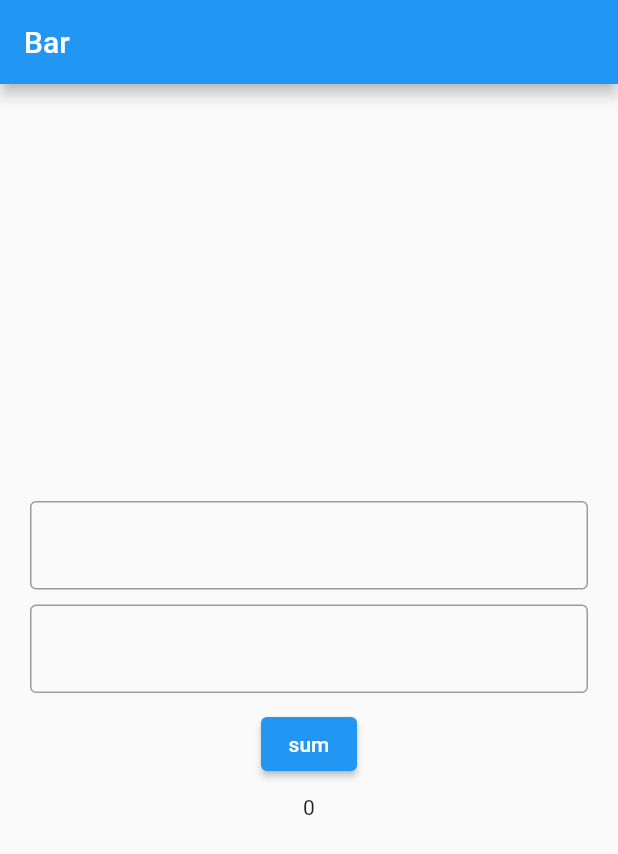
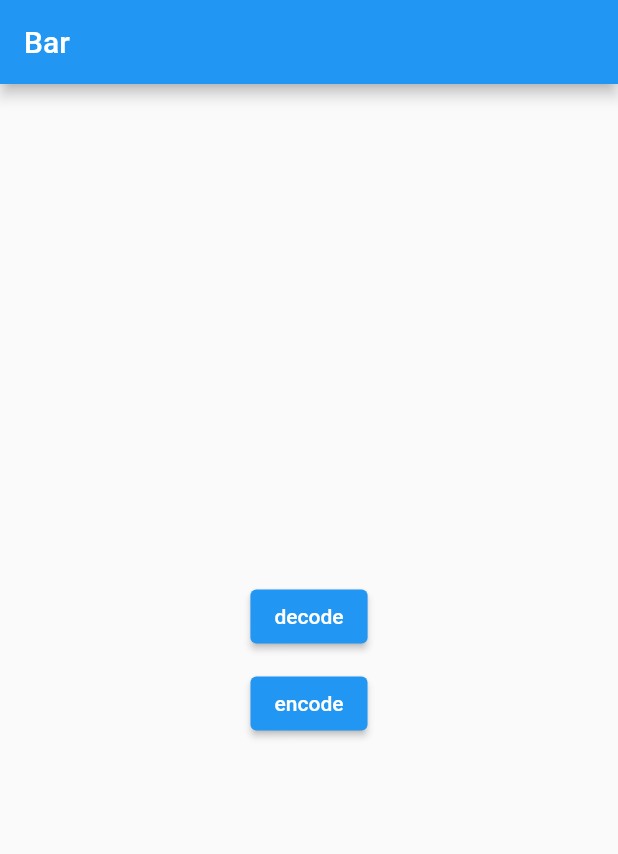
Before and after one commit to ivan100kg/flutter_course_1, a Flutter app: the screen it shows after launch, on a phone screen of 412 x 824 dp. Shown: the top 854 px of the screen. Run offline on Flutter 3.47's test engine with Material 2 defaults, Android fonts, the phone set to English and light mode, and no system bars.

Commit message:
Add JSON

```diff
--- /dev/null
+++ b/flutter_complete_guide/lib/learn-data/json.dart
@@ -0,0 +1,57 @@
+import 'dart:convert';
+
+import 'package:flutter/material.dart';
+import 'package:flutter/src/widgets/framework.dart';
+import 'package:flutter/src/widgets/placeholder.dart';
+import 'package:flutter_complete_guide/learn-data/human.dart';
+import 'package:flutter_complete_guide/learn-data/json_data.dart';
+
+class MyJSON extends StatelessWidget {
+  const MyJSON({super.key});
+
+  @override
+  Widget build(BuildContext context) {
+    return Center(
+      child: Column(
+        mainAxisAlignment: MainAxisAlignment.center,
+        children: [
+          ElevatedButton(
+            child: Text('decode'),
+            onPressed: JsonCoding.decode,
+          ),
+          SizedBox(
+            height: 10,
+          ),
+          ElevatedButton(
+            child: Text('encode'),
+            onPressed: JsonCoding.encode,
+          ),
+        ],
+      ),
+    );
+  }
+}
+
+class JsonCoding {
+  static void encode() {
+    try {
+      final objects = humans.map((e) => e.toJson()).toList();
+      final jsonString = jsonEncode(objects);
+      print(jsonString);
+    } catch (e) {
+      print(e);
+    }
+  }
+
+  static void decode() {
+    try {
+      final json = jsonDecode(jsonString) as List<dynamic>;
+      final humans = json
+          .map((dynamic e) => Human.fromJson(e as Map<String, dynamic>))
+          .toList();
+      print(humans);
+    } catch (e) {
+      print(e);
+    }
+  }
+}
--- /dev/null
+++ b/flutter_complete_guide/lib/learn-data/json_data.dart
@@ -0,0 +1,27 @@
+import "package:flutter_complete_guide/learn-data/human.dart";
+
+final humans = [
+  Human(name: "Ivan", age: 40, address: [
+    Address(city: "Samara", country: "Russia", house: 17),
+    Address(city: "Moskow", country: "Russia", house: 23),
+    Address(city: "Los Angeles", country: "USA", house: 133),
+  ]),
+  Human(name: "DiDi", age: 22, address: [
+    Address(city: "Ulyanovsk", country: "Russia", house: 17),
+    Address(city: "Moskow", country: "Russia", house: 23),
+    Address(city: "Los Angeles", country: "USA", house: 133),
+  ]),
+];
+
+final jsonString = '''[
+  {"name": "Ivan", "age": 40, "address": [
+    {"city": "Samara", "country": "Russia", "house": 17},
+    {"city": "Moskow", "country": "Russia", "house": 23},
+    {"city": "Los Angeles", "country": "USA", "house": 133}
+  ]},
+  {"name": "DiDi", "age": 22, "address": [
+    {"city": "Ulyanovsk", "country": "Russia", "house": 17},
+    {"city": "Moskow", "country": "Russia", "house": 23},
+    {"city": "Los Angeles", "country": "USA", "house": 133}
+    ]}
+  ]''';
--- a/flutter_complete_guide/lib/widgets/app.dart
+++ b/flutter_complete_guide/lib/widgets/app.dart
@@ -6,6 +6,7 @@ import 'package:flutter_complete_guide/widgets/stack.dart';
 import 'package:flutter_complete_guide/widgets/textfield.dart';
 import 'package:flutter_complete_guide/widgets/user_profile.dart';
 
+import '../learn-data/json.dart';
 import '../movieDB/movie_db_app.dart';
 import 'buttons.dart';
 import 'context.dart';
@@ -23,7 +24,7 @@ class App extends StatelessWidget {
       // home: UserProfile(),
       home: Scaffold(
         appBar: AppBar(title: Text('Bar')),
-        body: MyMainInh(),
+        body: MyJSON(),
       ),
     );
   }
```
Also changed, not shown: flutter_complete_guide/lib/learn-data/human.dart (added, +57 -0 lines).
